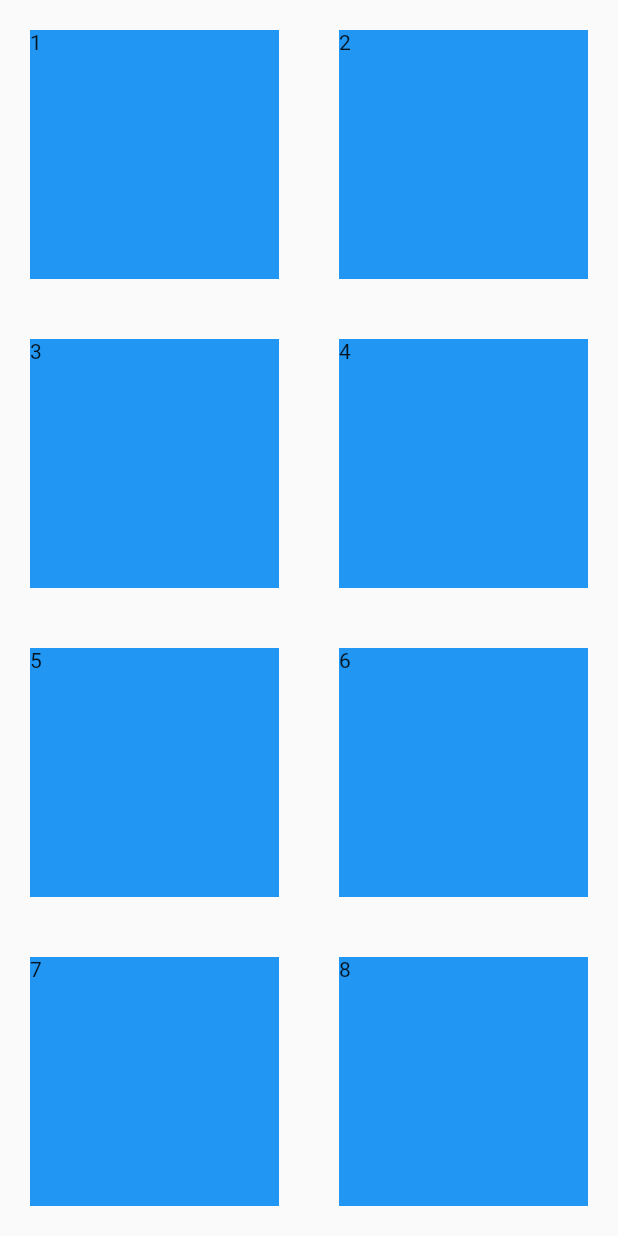
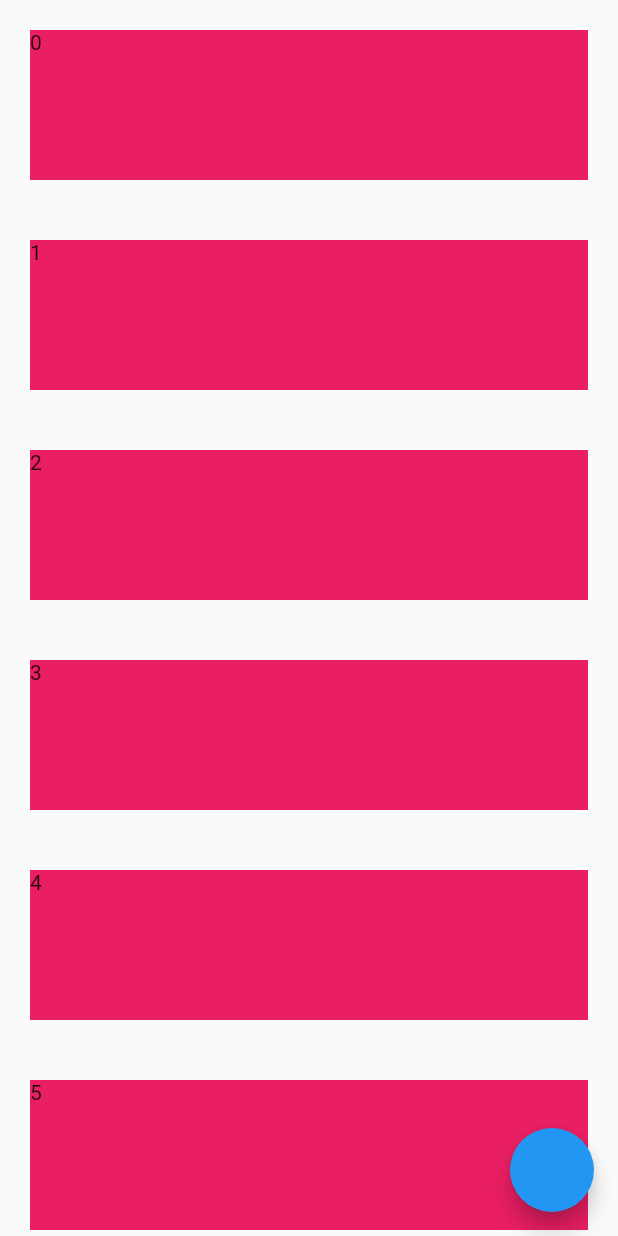
Before and after one commit to Amar-Gill/flutter-quizapp, a Flutter app: the screen it shows after launch, on a phone screen of 412 x 824 dp. Run offline on Flutter 3.47's test engine with Material 2 defaults, Android fonts, the phone set to English and light mode, and no system bars.

```diff
--- a/lib/main.dart
+++ b/lib/main.dart
@@ -4,15 +4,37 @@ import 'dart:io' show Platform;
 
 void main() => runApp(MyApp());
 
-class MyApp extends StatelessWidget {
+class MyApp extends StatefulWidget {
   // This widget is the root of your application.
+  @override
+  _MyAppState createState() => _MyAppState();
+}
+
+class _MyAppState extends State<MyApp> {
+  ScrollController _controller = ScrollController();
+
   @override
   Widget build(BuildContext context) {
     return MaterialApp(
       home: Scaffold(
-        body: GridView.count(
-          crossAxisCount: 2,
-          children: _cards(),
+        floatingActionButton: FloatingActionButton(
+          onPressed: () => _controller.animateTo(
+            1000,
+            duration: Duration(seconds: 2),
+            curve: Curves.bounceIn,
+          ),
+        ),
+        body: ListView.builder(
+          controller: _controller,
+          itemBuilder: (context, idx) {
+            print('constructing container: $idx');
+            return Container(
+              height: 100,
+              color: Colors.pink,
+              margin: EdgeInsets.all(20),
+              child: Text('$idx'),
+            );
+          },
         ),
       ),
     );
@@ -22,10 +44,9 @@ class MyApp extends StatelessWidget {
 List<Widget> _cards() {
   return [1, 2, 3, 4, 5, 6, 7, 8, 9]
       .map((v) => Container(
-            color: Colors.blue,
+            color: Colors.pink,
             margin: EdgeInsets.all(20),
-            // width: 50,
-            // height: 50,
+            height: 100,
             child: Text('$v'),
           ))
       .toList();
```
